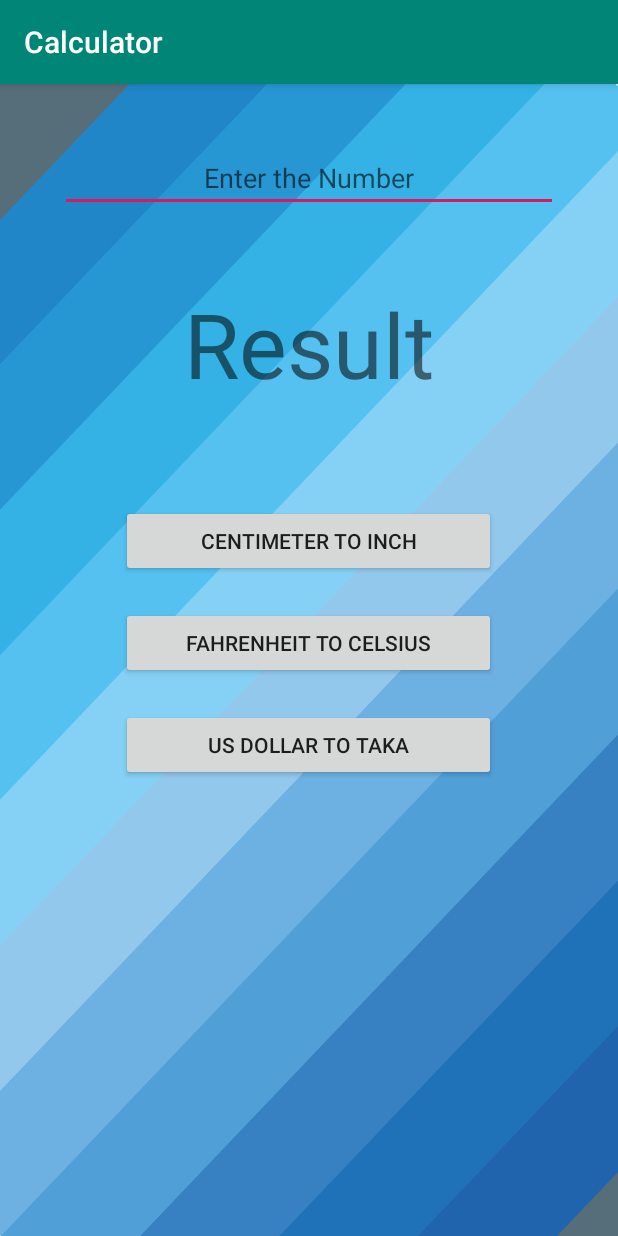
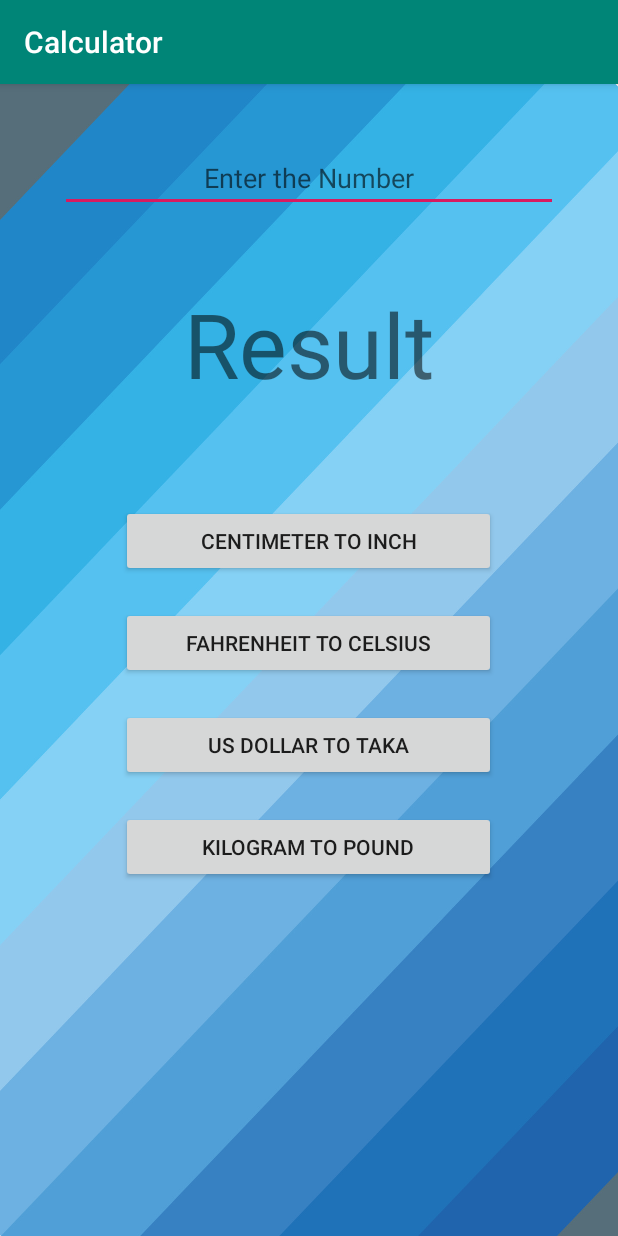
Before and after one commit to murad2778/Calculator, an Android app: the Converter screen opened directly, with no data from a screen before it, on a phone screen of 412 x 824 dp. Run offline under Robolectric (Android 15) with nearby library versions, the phone set to English and light mode, and no system bars.

Commit message:
kg to pound added

```diff
--- a/app/src/main/java/com/example/mynavigation/Converter.java
+++ b/app/src/main/java/com/example/mynavigation/Converter.java
@@ -12,7 +12,7 @@ public class Converter extends AppCompatActivity {
 
     TextView result,hint,hint2;
     EditText number1;
-    Button cmtoinch,fahtocel,doltotk;
+    Button cmtoinch,fahtocel,doltotk,kgtopd;
 
 
     double result_num;
@@ -32,6 +32,7 @@ public class Converter extends AppCompatActivity {
         cmtoinch = (Button) findViewById(R.id.cmtoinch);
         fahtocel = (Button) findViewById(R.id.fahtocel);
         doltotk = (Button) findViewById(R.id.doltotk);
+        kgtopd = (Button) findViewById(R.id.kgtopd);
 
         cmtoinch.setOnClickListener(new View.OnClickListener() {
             @Override
@@ -94,5 +95,27 @@ public class Converter extends AppCompatActivity {
 
 
         });
+
+
+        kgtopd.setOnClickListener(new View.OnClickListener() {
+            @Override
+            public void onClick(View v) {
+
+                if(number1.length()==0){
+                    Toast.makeText(Converter.this,"Please Enter Input",Toast.LENGTH_SHORT).show();
+                    return;
+                }
+
+                num1 = Float.parseFloat(number1.getText().toString());
+                hint.setText(num1+" Kilogram =");
+                hint2.setText("Pound");
+
+                result_num =num1*2.2046;
+                result.setText(String.valueOf(result_num));
+
+            }
+
+
+        });
     }
 }
--- a/app/src/main/res/layout/activity_converter.xml
+++ b/app/src/main/res/layout/activity_converter.xml
@@ -75,6 +75,15 @@
         android:layout_height="wrap_content"
         android:text="US dollar to taka"    />
 
+    <Button
+
+        android:layout_gravity="center"
+        android:layout_marginTop="20dp"
+        android:id="@+id/kgtopd"
+        android:layout_width="250dp"
+        android:layout_height="wrap_content"
+        android:text="Kilogram to pound"    />
+
 
 
 </LinearLayout>
```
